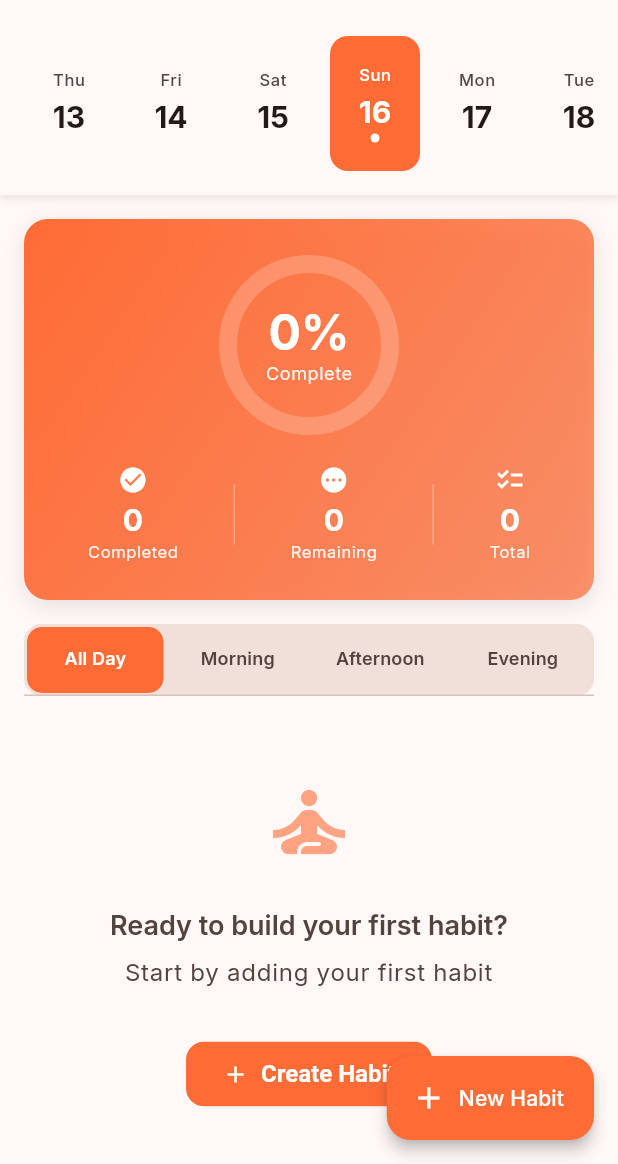
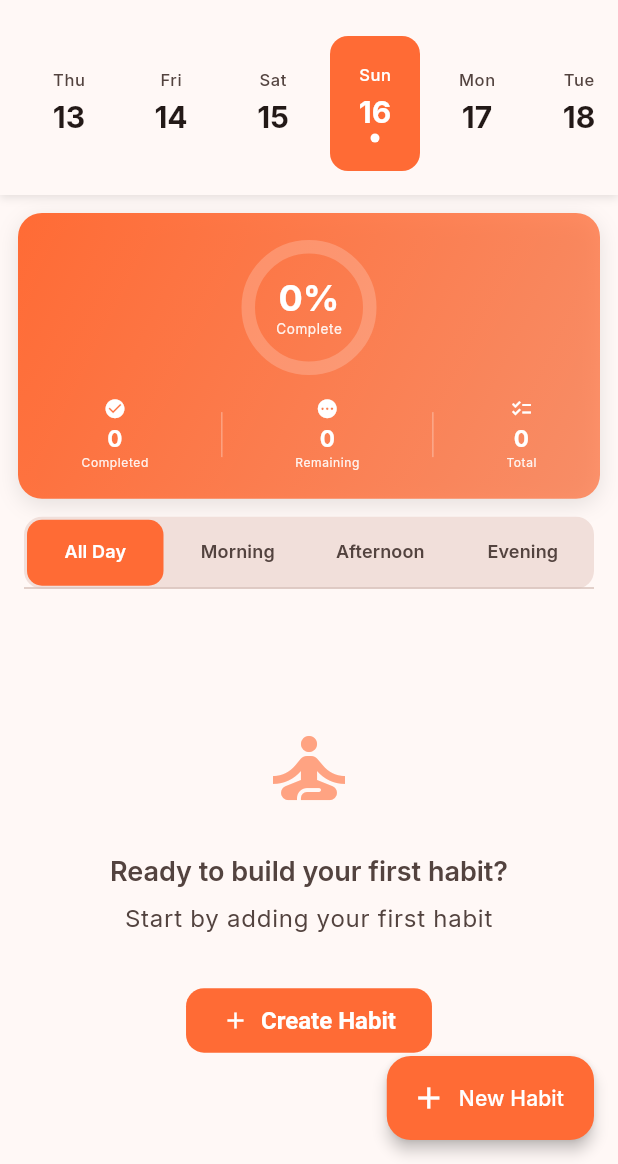
Before and after one commit to rauly2k/stay_hard, a Flutter app: the HomePage screen opened directly, on a phone screen of 412 x 824 dp, the part 72-1236 px from its top. Run offline on Flutter 3.47's test engine with Material 3 defaults, Android fonts, the phone set to English and light mode, and no system bars; our stand-ins replace cloud_firestore, firebase_auth, firebase_core, flutter_riverpod, flutter_slidable, go_router and 4 more; accounts and stored records are empty.

Commit message:
fix: Correct habit storage path and reduce hero graphic size
- Fix habits not appearing on homepage by saving to top-level 'habits' collection instead of subcollection during onboarding
- Reduce hero graphic card size by 25% (dimensions, padding, fonts) for better UI proportions

Fixes #1: Habits selected during registration now properly saved and displayed
Fixes #2: Progress card is now 25% smaller as requested

```diff
--- a/lib/features/home/presentation/widgets/hero_graphic.dart
+++ b/lib/features/home/presentation/widgets/hero_graphic.dart
@@ -60,8 +60,8 @@ class _HeroGraphicState extends ConsumerState<HeroGraphic>
     final stats = ref.watch(habitStatsProvider(widget.selectedDate));
 
     return Container(
-      margin: const EdgeInsets.all(16),
-      padding: const EdgeInsets.all(24),
+      margin: const EdgeInsets.all(12),
+      padding: const EdgeInsets.all(18),
       decoration: BoxDecoration(
         gradient: LinearGradient(
           begin: Alignment.topLeft,
@@ -87,16 +87,16 @@ class _HeroGraphicState extends ConsumerState<HeroGraphic>
             animation: _progressAnimation,
             builder: (context, child) {
               return CustomPaint(
-                size: const Size(120, 120),
+                size: const Size(90, 90),
                 painter: CircularProgressPainter(
                   progress: _progressAnimation.value * (stats.percentage / 100),
                   backgroundColor: Colors.white.withValues(alpha: 0.2),
                   foregroundColor: Colors.white,
-                  strokeWidth: 12,
+                  strokeWidth: 9,
                 ),
                 child: SizedBox(
-                  width: 120,
-                  height: 120,
+                  width: 90,
+                  height: 90,
                   child: Center(
                     child: Column(
                       mainAxisAlignment: MainAxisAlignment.center,
@@ -106,14 +106,14 @@ class _HeroGraphicState extends ConsumerState<HeroGraphic>
                           style: theme.textTheme.displaySmall?.copyWith(
                             color: Colors.white,
                             fontWeight: FontWeight.w700,
-                            fontSize: 32,
+                            fontSize: 24,
                           ),
                         ),
                         Text(
                           'Complete',
                           style: theme.textTheme.bodySmall?.copyWith(
                             color: Colors.white.withValues(alpha: 0.9),
-                            fontSize: 12,
+                            fontSize: 9,
                           ),
                         ),
                       ],
@@ -124,7 +124,7 @@ class _HeroGraphicState extends ConsumerState<HeroGraphic>
             },
           ),
 
-          const SizedBox(height: 20),
+          const SizedBox(height: 15),
 
           // Stats Row
           Row(
@@ -138,7 +138,7 @@ class _HeroGraphicState extends ConsumerState<HeroGraphic>
               ),
               Container(
                 width: 1,
-                height: 40,
+                height: 30,
                 color: Colors.white.withValues(alpha: 0.3),
               ),
               _buildStatItem(
@@ -149,7 +149,7 @@ class _HeroGraphicState extends ConsumerState<HeroGraphic>
               ),
               Container(
                 width: 1,
-                height: 40,
+                height: 30,
                 color: Colors.white.withValues(alpha: 0.3),
               ),
               _buildStatItem(
@@ -176,23 +176,23 @@ class _HeroGraphicState extends ConsumerState<HeroGraphic>
         Icon(
           icon,
           color: Colors.white,
-          size: 20,
+          size: 15,
         ),
-        const SizedBox(height: 4),
+        const SizedBox(height: 3),
         Text(
           value,
           style: theme.textTheme.titleLarge?.copyWith(
             color: Colors.white,
             fontWeight: FontWeight.w700,
-            fontSize: 20,
+            fontSize: 15,
           ),
         ),
-        const SizedBox(height: 2),
+        const SizedBox(height: 1.5),
         Text(
           label,
           style: theme.textTheme.bodySmall?.copyWith(
             color: Colors.white.withValues(alpha: 0.9),
-            fontSize: 11,
+            fontSize: 8,
           ),
         ),
       ],
--- a/lib/features/user_profile_completion/domain/state/onboarding_state_machine.dart
+++ b/lib/features/user_profile_completion/domain/state/onboarding_state_machine.dart
@@ -193,12 +193,10 @@ class OnboardingStateMachine extends Notifier<OnboardingState> {
         'onboardingCompletedAt': FieldValue.serverTimestamp(),
       }, SetOptions(merge: true));
 
-      // Save habits
+      // Save habits to top-level habits collection
       if (state.configuredHabits != null) {
         for (final habit in state.configuredHabits!) {
           final habitRef = FirebaseFirestore.instance
-              .collection('users')
-              .doc(user.uid)
               .collection('habits')
               .doc(habit.id);
           batch.set(habitRef, habit.toJson());
```
